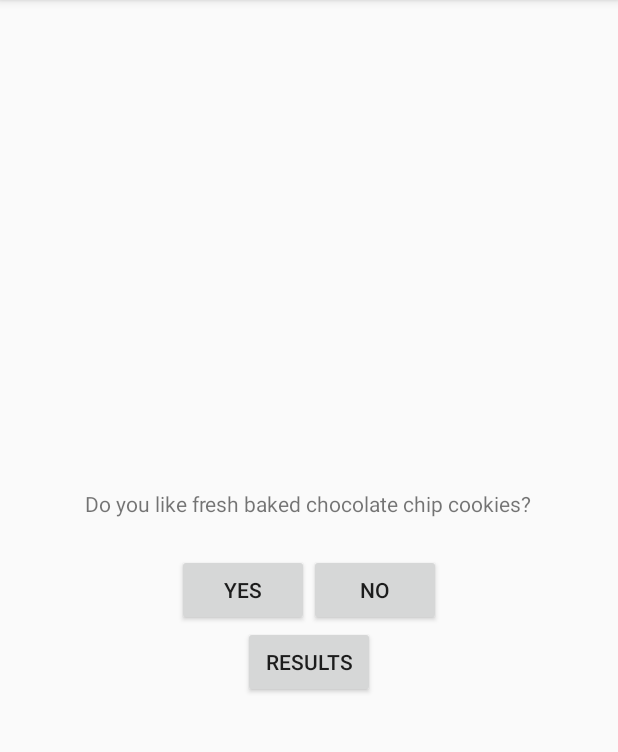
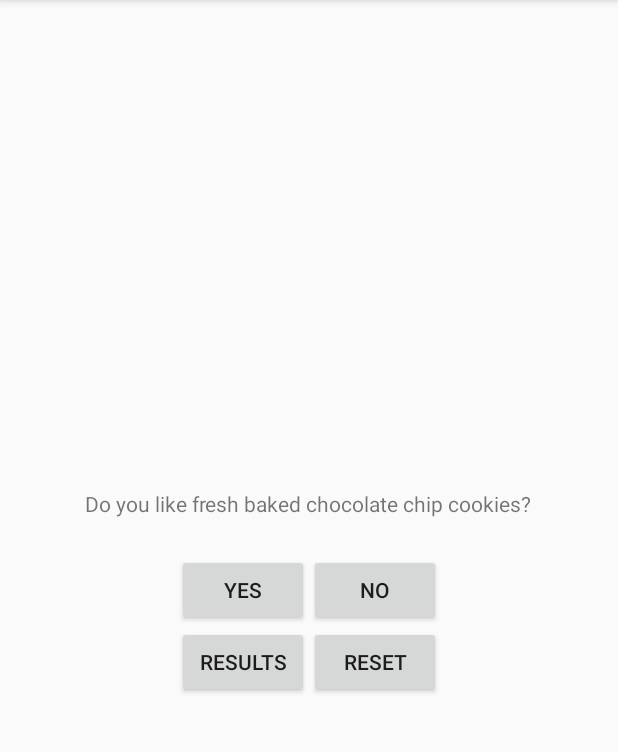
Before and after one commit to brendon21c/Survey, an Android app: the screen it shows after launch (MainActivity), on a phone screen of 412 x 824 dp, the part 84-836 px from its top. Run offline under Robolectric (Android 15) with nearby library versions, the phone set to English and light mode, and no system bars.

Commit message:
portrait mode

```diff
--- a/app/src/main/java/com/brendon/survey/MainActivity.java
+++ b/app/src/main/java/com/brendon/survey/MainActivity.java
@@ -2,15 +2,63 @@ package com.brendon.survey;
 
 import android.support.v7.app.AppCompatActivity;
 import android.os.Bundle;
+import android.view.View;
 import android.widget.Button;
 import android.widget.TextView;
+import android.widget.Toast;
+
+import java.util.HashMap;
 
 public class MainActivity extends AppCompatActivity {
+
+    private static final String TAG = "MainActivity";
+
 
     private TextView mSurveyQuestion;
     private Button mYesButton;
     private Button mNoButton;
+    private Button mResultButton;
+    private Button mResetButton;
 
+    /*
+    This section is to provide a starting point for the values
+     */
+    private int yesStart = 0;
+    private int noStart = 0;
+    private String answerTemp = "";
+
+    /*
+    Survey answer total will be kep in this Hashmap.
+     */
+    private HashMap<String,Integer> surveyBank = new HashMap<String, Integer>();
+
+
+    // Updates the surveyBank
+    private void updateSurvey() {
+
+        String userVote = answerTemp;
+
+        // Sets up a new survey pool if none exists.
+        if (surveyBank.isEmpty()) {
+
+            surveyBank.put("yes", yesStart);
+            surveyBank.put("no", noStart);
+
+        }
+
+        if (userVote.equalsIgnoreCase("yes")) {
+
+            surveyBank.put(userVote, surveyBank.get("yes") + 1);
+
+        }
+        if (userVote.equalsIgnoreCase("no")) {
+
+            surveyBank.put(userVote, surveyBank.get("no") + 1);
+
+        }
+
+
+    }
 
 
     @Override
@@ -21,9 +69,88 @@ public class MainActivity extends AppCompatActivity {
         mSurveyQuestion = (TextView) findViewById(R.id.survey_question);
         mYesButton = (Button) findViewById(R.id.yes_button);
         mNoButton = (Button) findViewById(R.id.no_button);
+        mResetButton = (Button) findViewById(R.id.reset_button);
+        mResultButton = (Button) findViewById(R.id.results_button);
 
 
 
+        // Listener for the yes button
+        mYesButton.setOnClickListener(new View.OnClickListener() {
+            @Override
+            public void onClick(View view) {
+
+                answerTemp = "yes";
+
+                updateSurvey();
+
+            }
+        });
+
+        //Listener for the "no" button
+        mNoButton.setOnClickListener(new View.OnClickListener() {
+            @Override
+            public void onClick(View view) {
+
+                answerTemp = "no";
+
+                updateSurvey();
+
+            }
+        });
+
+        // Listener for the results button
+        mResultButton.setOnClickListener(new View.OnClickListener() {
+            @Override
+            public void onClick(View view) {
+
+                if (surveyBank == null) {
+
+                    Toast.makeText(MainActivity.this, "No results to be had!", Toast.LENGTH_SHORT).show();
+                }
+
+                else {
+
+                    Toast.makeText(MainActivity.this, surveyBank.get("yes") + " number of people say yes. " + "\n"
+                    + surveyBank.get("no") + " number of people say no.", Toast.LENGTH_LONG).show();
+                }
+
+            }
+        });
+
+
+        //Listener for the reset button.
+        mResetButton.setOnClickListener(new View.OnClickListener() {
+            @Override
+            public void onClick(View view) {
+
+                surveyBank.put("yes", yesStart);
+                surveyBank.put("no", noStart);
+
+            }
+        });
+
+        updateSurvey();
 
     }
+
+    @Override
+    protected void onPause() {
+        super.onPause();
+
+    }
+
+    @Override
+    protected void onStop() {
+        super.onStop();
+    }
+
+    @Override
+    protected void onStart() {
+        super.onStart();
+    }
+
+    @Override
+    protected void onDestroy() {
+        super.onDestroy();
+    }
 }
--- a/app/src/main/res/layout/activity_main.xml
+++ b/app/src/main/res/layout/activity_main.xml
@@ -3,8 +3,8 @@
     android:layout_width="match_parent"
     android:layout_height="match_parent"
     android:gravity="center"
-    android:orientation="vertical">
-
+    android:orientation="vertical"
+    android:weightSum="1">
 
 
     <TextView
@@ -37,12 +37,41 @@
 
     </LinearLayout>
 
-    <Button
-        android:id="@+id/results_button"
-        android:layout_width="wrap_content"
+
+    <LinearLayout
+        android:orientation="horizontal"
+        android:layout_width="match_parent"
         android:layout_height="wrap_content"
-        android:text="Results"
-        android:layout_gravity="center_horizontal"/>
+        >
+
+        <LinearLayout
+            android:orientation="vertical"
+            android:layout_width="wrap_content"
+            android:layout_height="match_parent"
+            android:layout_weight="0.02"/>
+
+        <Button
+            android:id="@+id/results_button"
+            android:layout_width="wrap_content"
+            android:layout_height="wrap_content"
+            android:text="Results"
+            android:layout_gravity="center_horizontal"/>
+
+        <Button
+            android:id="@+id/reset_button"
+            android:layout_width="wrap_content"
+            android:layout_height="wrap_content"
+            android:text="Reset"
+            />
+
+        <LinearLayout
+            android:orientation="vertical"
+            android:layout_width="wrap_content"
+            android:layout_height="match_parent"
+            android:layout_weight="0.02">
+
+        </LinearLayout>
+    </LinearLayout>
 
 
 </LinearLayout>
```
